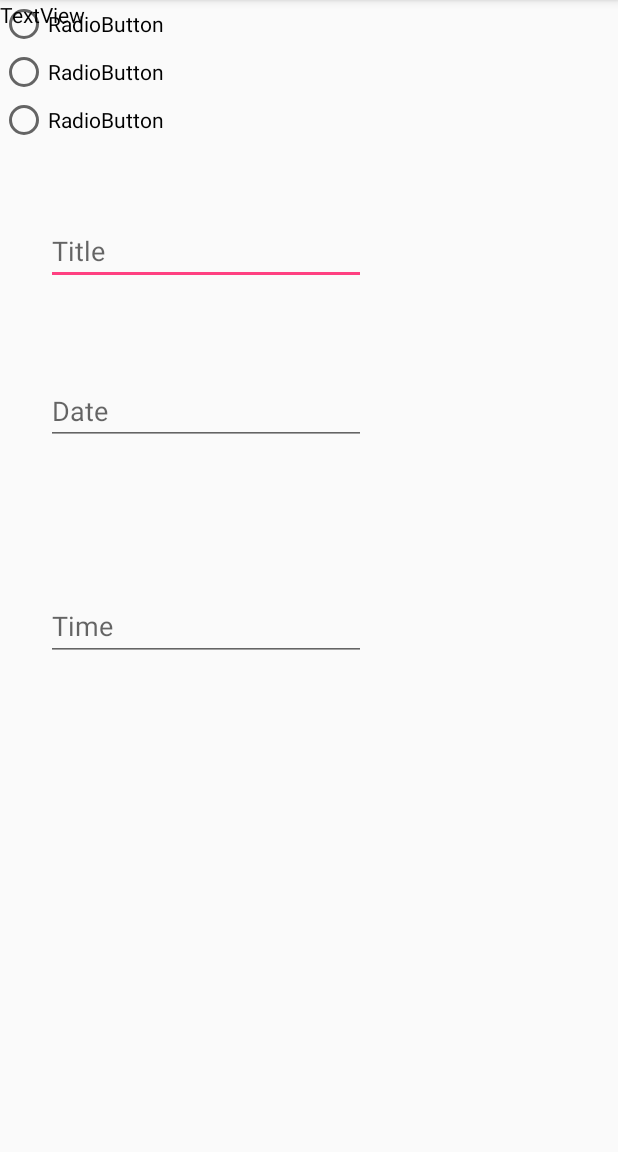
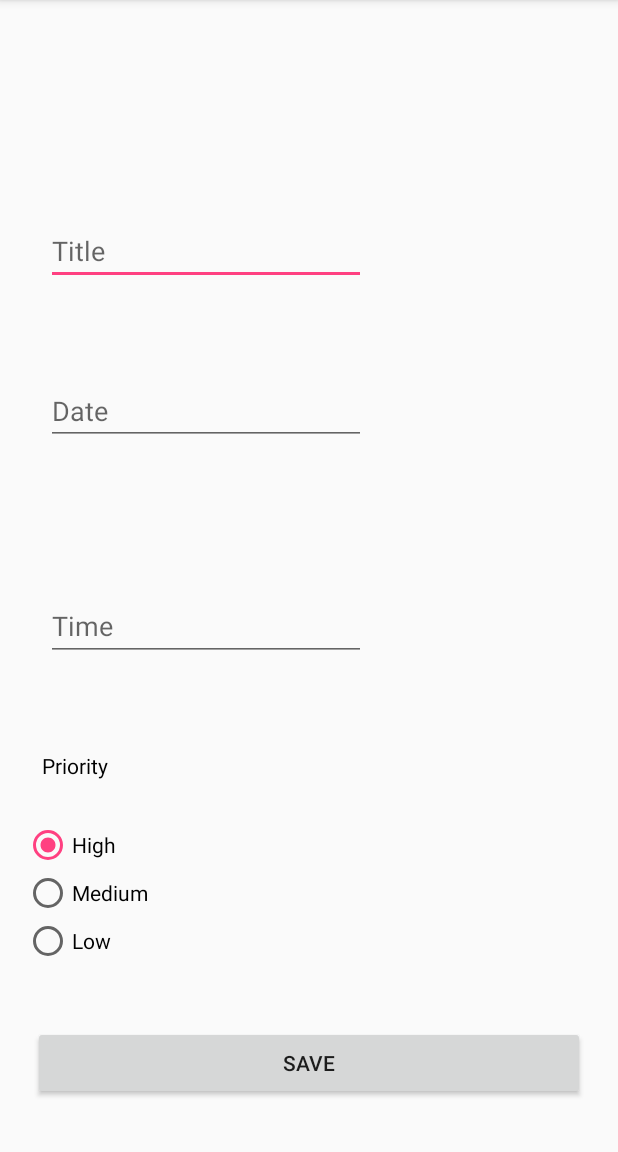
Before and after one commit to Dimanor3/AppDevClass, an Android app: the createTask screen opened directly, with no data from a screen before it, on a phone screen of 412 x 824 dp, the part 84-1236 px from its top. Run offline under Robolectric (Android 15) with nearby library versions, the phone set to English and light mode, and no system bars.

Commit message:
Failed ta finish Homework 2 D:

```diff
--- a/Homework/Homework2/app/src/main/java/com/example/dimanor3/hw2_groups3/createTask.java
+++ b/Homework/Homework2/app/src/main/java/com/example/dimanor3/hw2_groups3/createTask.java
@@ -1,13 +1,69 @@
+/*
+* Homework Assignment:  2
+* File Name:            createTask.java
+* Full Name:            Bijan Razavi, Kushal Tiwari
+* */
+
 package com.example.dimanor3.hw2_groups3;
 
+import android.app.Activity;
+import android.app.DatePickerDialog;
+import android.content.Intent;
+import android.icu.text.SimpleDateFormat;
+import android.icu.util.Calendar;
 import android.support.v7.app.AppCompatActivity;
 import android.os.Bundle;
+import android.view.View;
+import android.widget.Button;
+import android.widget.DatePicker;
+import android.widget.EditText;
+import android.widget.RadioGroup;
+import android.widget.TimePicker;
+
+import java.util.Locale;
 
 public class createTask extends AppCompatActivity {
+
+    task t;
+    EditText date, time, title;
+    RadioGroup radioGroup;
+    int id;
 
     @Override
     protected void onCreate(Bundle savedInstanceState) {
         super.onCreate(savedInstanceState);
         setContentView(R.layout.activity_create_task);
+
+        title = (EditText) findViewById (R.id.title);
+        date = (EditText) findViewById (R.id.date);
+        time = (EditText) findViewById (R.id.time);
+        radioGroup = (RadioGroup) findViewById (R.id.radioGroup);
+
+        t = new task (title.getText ().toString (), "High", date.getText ().toString (), time.getText ().toString ());
+    }
+
+    public void save (View v) {
+        Button b = (Button) v;
+
+        t.setDate (date.getText ().toString ());
+        t.setTime (time.getText ().toString ());
+        t.setTitle (title.getText ().toString ());
+
+        id = radioGroup.getCheckedRadioButtonId ();
+
+        if (id == R.id.high) {
+            t.setPriority ("High");
+        } else if (id == R.id.medium) {
+            t.setPriority ("Medium");
+        } else {
+            t.setPriority ("Low");
+        }
+
+        /*
+        Intent returnIntent = new Intent ();
+        returnIntent.putExtra("result", t);
+        setResult(Activity.RESULT_OK,returnIntent);
+        finish ();
+        */
     }
 }
--- a/Homework/Homework2/app/src/main/res/layout/activity_create_task.xml
+++ b/Homework/Homework2/app/src/main/res/layout/activity_create_task.xml
@@ -1,13 +1,13 @@
 <?xml version="1.0" encoding="utf-8"?>
 <android.support.constraint.ConstraintLayout xmlns:android="http://schemas.android.com/apk/res/android"
-    xmlns:app="http://schemas.android.com/apk/res-auto"
-    xmlns:tools="http://schemas.android.com/tools"
-    android:layout_width="match_parent"
-    android:layout_height="match_parent"
-    tools:context="com.example.dimanor3.hw2_groups3.createTask">
+                                             xmlns:app="http://schemas.android.com/apk/res-auto"
+                                             xmlns:tools="http://schemas.android.com/tools"
+                                             android:layout_width="match_parent"
+                                             android:layout_height="match_parent"
+                                             tools:context="com.example.dimanor3.hw2_groups3.createTask">
 
     <EditText
-        android:id="@+id/title2"
+        android:id="@+id/title"
         android:layout_width="wrap_content"
         android:layout_height="wrap_content"
         android:layout_marginBottom="449dp"
@@ -20,10 +20,10 @@
         app:layout_constraintBottom_toBottomOf="parent"
         app:layout_constraintEnd_toEndOf="parent"
         app:layout_constraintStart_toStartOf="parent"
-        app:layout_constraintTop_toTopOf="parent" />
+        app:layout_constraintTop_toTopOf="parent"/>
 
     <EditText
-        android:id="@+id/date "
+        android:id="@+id/date"
         android:layout_width="wrap_content"
         android:layout_height="wrap_content"
         android:layout_marginBottom="20dp"
@@ -36,7 +36,7 @@
         app:layout_constraintBottom_toTopOf="@+id/time"
         app:layout_constraintEnd_toEndOf="parent"
         app:layout_constraintStart_toStartOf="parent"
-        app:layout_constraintTop_toBottomOf="@+id/title2"/>
+        app:layout_constraintTop_toBottomOf="@+id/title"/>
 
     <EditText
         android:id="@+id/time"
@@ -52,47 +52,69 @@
         app:layout_constraintBottom_toBottomOf="parent"
         app:layout_constraintEnd_toEndOf="parent"
         app:layout_constraintStart_toStartOf="parent"
-        app:layout_constraintTop_toBottomOf="@+id/date "/>
+        app:layout_constraintTop_toBottomOf="@+id/date"/>
 
     <TextView
         android:id="@+id/priority"
-        android:layout_width="139dp"
-        android:layout_height="25dp"
-        android:text="TextView"
+        android:layout_width="49dp"
+        android:layout_height="21dp"
+        android:layout_marginStart="28dp"
+        android:layout_marginTop="60dp"
+        android:text="@string/Priority"
         android:textColor="@android:color/black"
-        tools:layout_editor_absoluteX="16dp"
-        tools:layout_editor_absoluteY="281dp"
-        tools:text="@string/Priority"/>
+        app:layout_constraintStart_toStartOf="parent"
+        app:layout_constraintTop_toBottomOf="@+id/time"
+        />
 
     <RadioGroup
-        android:layout_width="wrap_content"
-        android:layout_height="wrap_content"
-        tools:layout_editor_absoluteX="16dp"
-        tools:layout_editor_absoluteY="336dp">
+        android:id="@+id/radioGroup"
+        android:layout_width="89dp"
+        android:layout_height="96dp"
+        android:layout_marginStart="16dp"
+        android:layout_marginTop="25dp"
+        app:layout_constraintStart_toStartOf="parent"
+        app:layout_constraintTop_toBottomOf="@+id/priority">
 
         <RadioButton
-            android:id="@+id/High"
+            android:id="@+id/high"
             android:layout_width="wrap_content"
             android:layout_height="wrap_content"
             android:layout_weight="1"
-            android:text="RadioButton"
-            tools:text="@string/high" />
+            android:checked="true"
+            android:text="@string/high"
+            />
 
         <RadioButton
-            android:id="@+id/Medium"
+            android:id="@+id/medium"
             android:layout_width="wrap_content"
             android:layout_height="wrap_content"
             android:layout_weight="1"
-            android:text="RadioButton"
-            tools:text="@string/Medium" />
+            android:text="@string/Medium"
+            />
 
         <RadioButton
             android:id="@+id/low"
             android:layout_width="wrap_content"
             android:layout_height="wrap_content"
             android:layout_weight="1"
-            android:text="RadioButton"
-            tools:text="@string/Low" />
+            android:text="@string/Low"
+            />
 
     </RadioGroup>
+
+    <Button
+        android:id="@+id/button"
+        android:layout_width="368dp"
+        android:layout_height="49dp"
+        android:layout_marginBottom="8dp"
+        android:layout_marginEnd="8dp"
+        android:layout_marginStart="8dp"
+        android:layout_marginTop="8dp"
+        android:onClick="save"
+        android:text="@string/save"
+        app:layout_constraintBottom_toBottomOf="parent"
+        app:layout_constraintEnd_toEndOf="parent"
+        app:layout_constraintStart_toStartOf="parent"
+        app:layout_constraintTop_toBottomOf="@+id/radioGroup"
+        app:layout_constraintVertical_bias="0.555"/>
 </android.support.constraint.ConstraintLayout>
--- a/Homework/Homework2/app/src/main/res/values/strings.xml
+++ b/Homework/Homework2/app/src/main/res/values/strings.xml
@@ -12,4 +12,5 @@
     <string name="high">High</string>
     <string name="Medium">Medium</string>
     <string name="Low">Low</string>
+    <string name="save">Save</string>
 </resources>
```
Also changed, not shown: Homework/Homework2/app/src/main/java/com/example/dimanor3/hw2_groups3/MainActivity.java (+25 -2 lines), Homework/Homework2/app/src/main/java/com/example/dimanor3/hw2_groups3/task.java (+8 -17 lines), 1 other file.
